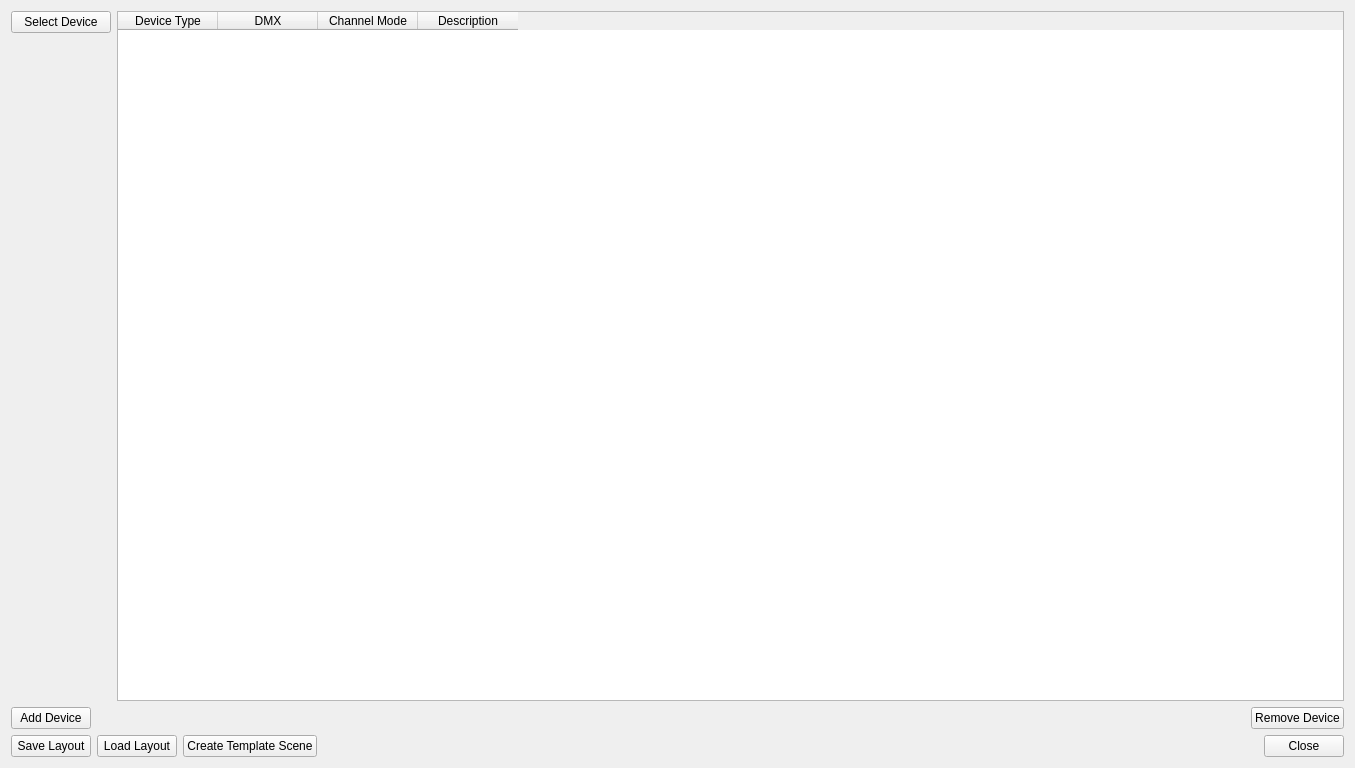
This is StageRunner/gui/universeeditorwidget.ui in Pit1966/StageRunner as Qt 5 draws it before an edit. The edited form follows.
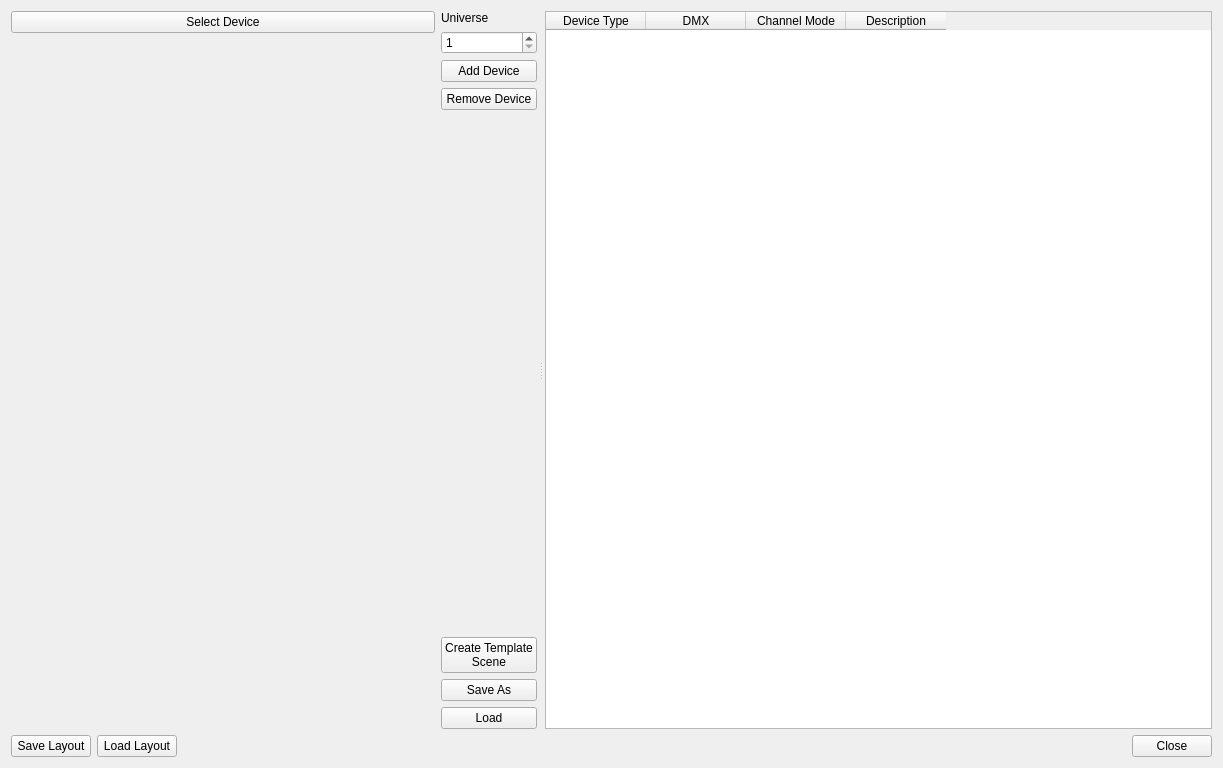
This is the edited form. Icons and pictures are not drawn. Custom widgets are drawn as their Qt base class.

Commit message:
Improved universe layout editor
Now 4 Universes possible

Diff of the .ui file:
```diff
--- a/StageRunner/gui/universeeditorwidget.ui
+++ b/StageRunner/gui/universeeditorwidget.ui
@@ -6,7 +6,7 @@
    <rect>
     <x>0</x>
     <y>0</y>
-    <width>1355</width>
+    <width>1223</width>
     <height>768</height>
    </rect>
   </property>
@@ -15,17 +15,26 @@
   </property>
   <layout class="QVBoxLayout" name="verticalLayout">
    <item>
-    <layout class="QHBoxLayout" name="middleLayout">
-     <property name="topMargin">
-      <number>0</number>
+    <widget class="QSplitter" name="splitter">
+     <property name="sizePolicy">
+      <sizepolicy hsizetype="Expanding" vsizetype="Expanding">
+       <horstretch>0</horstretch>
+       <verstretch>0</verstretch>
+      </sizepolicy>
      </property>
-     <item>
-      <layout class="QVBoxLayout" name="middleLeftLayout">
-       <property name="rightMargin">
-        <number>0</number>
-       </property>
+     <property name="orientation">
+      <enum>Qt::Horizontal</enum>
+     </property>
+     <property name="handleWidth">
+      <number>8</number>
+     </property>
+     <property name="childrenCollapsible">
+      <bool>false</bool>
+     </property>
+     <widget class="QWidget" name="layoutWidget">
+      <layout class="QHBoxLayout" name="leftMainLayout" stretch="5,1">
        <item>
-        <layout class="QHBoxLayout" name="chooseFixtureLayout">
+        <layout class="QVBoxLayout" name="srcDeviceLayout">
          <item>
           <widget class="QPushButton" name="selectDeviceButton">
            <property name="text">
@@ -33,8 +42,6 @@
            </property>
           </widget>
          </item>
-        </layout>
-       </item>
        <item>
         <widget class="DeviceInfoWidget" name="deviceInfoWidget" native="true">
          <property name="minimumSize">
@@ -48,6 +55,86 @@
       </layout>
      </item>
      <item>
+        <layout class="QVBoxLayout" name="actionLayout">
+         <item>
+          <widget class="QLabel" name="universeLabel">
+           <property name="text">
+            <string>Universe</string>
+           </property>
+          </widget>
+         </item>
+         <item>
+          <widget class="QSpinBox" name="universeSpin">
+           <property name="minimum">
+            <number>1</number>
+           </property>
+           <property name="maximum">
+            <number>4</number>
+           </property>
+          </widget>
+         </item>
+         <item>
+          <widget class="QPushButton" name="addDeviceButton">
+           <property name="text">
+            <string>Add Device</string>
+           </property>
+           <property name="icon">
+            <iconset theme="QIcon::ThemeIcon::GoNext"/>
+           </property>
+          </widget>
+         </item>
+         <item>
+          <widget class="QPushButton" name="removeDeviceButton">
+           <property name="text">
+            <string>Remove Device</string>
+           </property>
+           <property name="icon">
+            <iconset theme="QIcon::ThemeIcon::GoPrevious"/>
+           </property>
+          </widget>
+         </item>
+         <item>
+          <spacer name="verticalSpacer">
+           <property name="orientation">
+            <enum>Qt::Vertical</enum>
+           </property>
+           <property name="sizeHint" stdset="0">
+            <size>
+             <width>20</width>
+             <height>40</height>
+            </size>
+           </property>
+          </spacer>
+         </item>
+         <item>
+          <widget class="QPushButton" name="pushButton_createTemplate">
+           <property name="text">
+            <string>Create Template
+Scene</string>
+           </property>
+          </widget>
+         </item>
+         <item>
+          <widget class="QPushButton" name="saveAsButton">
+           <property name="text">
+            <string>Save As</string>
+           </property>
+          </widget>
+         </item>
+         <item>
+          <widget class="QPushButton" name="loadButton">
+           <property name="text">
+            <string>Load</string>
+           </property>
+          </widget>
+         </item>
+        </layout>
+       </item>
+      </layout>
+     </widget>
+     <widget class="QWidget" name="verticalLayoutWidget_2">
+      <layout class="QVBoxLayout" name="rightMainLayout">
+       <item>
       <widget class="QTableWidget" name="universeTable">
        <attribute name="horizontalHeaderCascadingSectionResizes">
         <bool>true</bool>
@@ -78,38 +165,9 @@
       </widget>
      </item>
     </layout>
-   </item>
-   <item>
-    <layout class="QHBoxLayout" name="horizontalLayout">
-     <item>
-      <widget class="QPushButton" name="addDeviceButton">
-       <property name="text">
-        <string>Add Device</string>
-       </property>
-      </widget>
-     </item>
-     <item>
-      <spacer name="horizontalSpacer">
-       <property name="orientation">
-        <enum>Qt::Horizontal</enum>
-       </property>
-       <property name="sizeHint" stdset="0">
-        <size>
-         <width>40</width>
-         <height>20</height>
-        </size>
-       </property>
-      </spacer>
-     </item>
-     <item>
-      <widget class="QPushButton" name="removeDeviceButton">
-       <property name="text">
-        <string>Remove Device</string>
-       </property>
-      </widget>
-     </item>
-    </layout>
-   </item>
+     </widget>
+    </widget>
+   </item>
    <item>
     <layout class="QHBoxLayout" name="horizontalLayout_2">
      <item>
@@ -126,13 +184,6 @@
        </property>
       </widget>
      </item>
-     <item>
-      <widget class="QPushButton" name="pushButton_createTemplate">
-       <property name="text">
-        <string>Create Template Scene</string>
-       </property>
-      </widget>
-     </item>
      <item>
       <spacer name="horizontalSpacer_2">
        <property name="orientation">
```
Left out of the diff: 2 changed lines with no effect on the pictures. Lines whose indentation alone changed are shown as unchanged. The commit also changes 3 other files.
